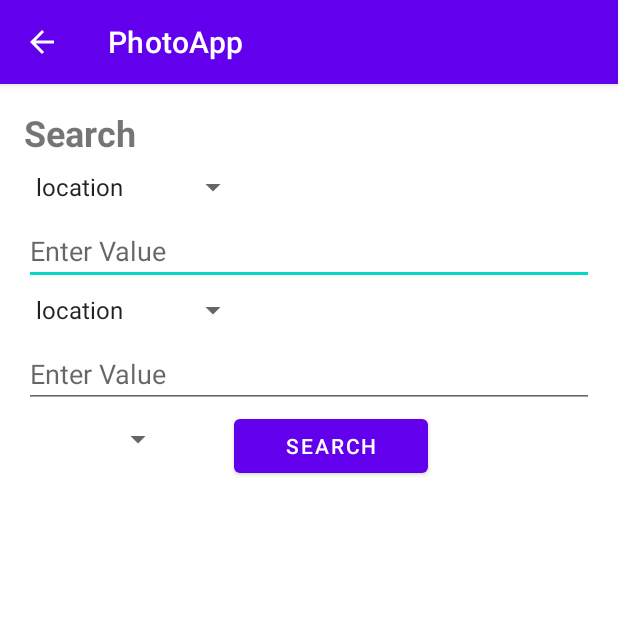
After one commit to NoHaxJustCode/PhotoApp, an Android app: the SearchActivity screen opened directly, with no data from a screen before it, on a phone screen of 412 x 824 dp, the top half of it. The commit adds this screen. Run offline under Robolectric (Android 15) with nearby library versions, the phone set to English and light mode, and no system bars.

Commit message:
Pretty Much Finished Everything

```diff
--- a/app/src/main/AndroidManifest.xml
+++ b/app/src/main/AndroidManifest.xml
@@ -29,6 +29,9 @@
         <activity android:name=".SlideshowActivity"
             android:parentActivityName=".AlbumHome"
             android:exported="true" />
+        <activity android:name=".SearchActivity"
+            android:parentActivityName=".AlbumHome"
+            android:exported="true" />
     </application>
 
 </manifest>
--- /dev/null
+++ b/app/src/main/java/com/example/photoapp/SearchActivity.java
@@ -0,0 +1,231 @@
+package com.example.photoapp;
+
+import android.os.Bundle;
+import android.util.Log;
+import android.view.View;
+import android.widget.AdapterView;
+import android.widget.ArrayAdapter;
+import android.widget.AutoCompleteTextView;
+import android.widget.Button;
+import android.widget.ListView;
+import android.widget.SearchView;
+import android.widget.Spinner;
+import android.widget.Toast;
+
+import androidx.appcompat.app.ActionBar;
+import androidx.appcompat.app.AppCompatActivity;
+
+import com.example.photoapp.model.Album;
+import com.example.photoapp.model.Photo;
+import com.example.photoapp.model.PhotoAdapter;
+import com.example.photoapp.model.SaveLoadHandler;
+import com.example.photoapp.model.Tag;
+
+import java.io.File;
+import java.io.FileInputStream;
+import java.io.ObjectInputStream;
+import java.util.ArrayList;
+import java.util.List;
+import java.util.Locale;
+
+public class SearchActivity extends AppCompatActivity implements AdapterView.OnItemSelectedListener {
+
+    private Spinner categorySpinner;
+    private Spinner categorySpinner2;
+    private Spinner criteriaSpinner;
+    private AutoCompleteTextView autoCompleteTextView;
+    private AutoCompleteTextView autoCompleteTextView2;
+    private ListView searchResultListView;
+    private Button searchButton;
+    private PhotoAdapter photoAdapter;
+
+    private ArrayList<String> personValues;
+    private ArrayList<String> locationValues;
+
+    public ArrayAdapter<String> autoCompleteAdapter;
+    public ArrayAdapter<String> autoCompleteAdapter2;
+    private List<Album> albums;
+    private String path;
+
+    @Override
+    protected void onCreate(Bundle savedInstanceState) {
+        super.onCreate(savedInstanceState);
+        setContentView(R.layout.search_photo);
+
+        categorySpinner = findViewById(R.id.search_category_spinner);
+        categorySpinner2 = findViewById(R.id.search_category_spinner2);
+        criteriaSpinner = findViewById(R.id.search_criteria);
+        autoCompleteTextView = findViewById(R.id.search_auto_complete_text_view);
+        autoCompleteTextView2 = findViewById(R.id.search_auto_complete_text_view2);
+        searchResultListView = findViewById(R.id.search_result_list_view);
+        searchButton = findViewById(R.id.searchButton);
+
+        path = this.getApplicationInfo().dataDir + "/data.dat";
+
+        try {
+            FileInputStream fileInputStream = new FileInputStream(path);
+            ObjectInputStream objectInputStream = new ObjectInputStream(fileInputStream);
+            albums = (ArrayList<Album>) objectInputStream.readObject();
+            objectInputStream.close();
+            fileInputStream.close();
+        } catch (Exception exception) {
+            albums = new ArrayList<>();
+        }
+
+        // Set up the category spinner
+        List<String> tagTypes = new ArrayList<>();
+        tagTypes.add("location");
+        tagTypes.add("person");
+        ArrayAdapter<String> tagAdapter = new ArrayAdapter<>(this,
+                android.R.layout.simple_spinner_item, tagTypes);
+        tagAdapter.setDropDownViewResource(android.R.layout.simple_spinner_dropdown_item);
+        categorySpinner.setAdapter(tagAdapter);
+        categorySpinner2.setAdapter(tagAdapter);
+
+        List<String> criteria = new ArrayList<>();
+        criteria.add("");
+        criteria.add("and");
+        criteria.add("or");
+        ArrayAdapter<String> tagAdapter2 = new ArrayAdapter<>(this,
+                android.R.layout.simple_spinner_item, criteria);
+        tagAdapter2.setDropDownViewResource(android.R.layout.simple_spinner_dropdown_item);
+        criteriaSpinner.setAdapter(tagAdapter2);
+
+        // Set up the auto complete text view
+        personValues = new ArrayList<>();
+        locationValues = new ArrayList<>();
+        for(Album a : albums) {
+            for(Photo p : a.getPhotos()) {
+                for(Tag t : p.getTags()) {
+                    if(t.getType().equalsIgnoreCase("person") && !personValues.contains(t.getValue())) {
+                        personValues.add(t.getValue());
+                    }
+                    else {
+                        if(!locationValues.contains(t.getValue()))
+                            locationValues.add(t.getValue());
+                    }
+                }
+            }
+        }
+        autoCompleteAdapter = new ArrayAdapter<>(this,
+                android.R.layout.simple_dropdown_item_1line, locationValues);
+        autoCompleteTextView.setAdapter(autoCompleteAdapter);
+        autoCompleteTextView.setThreshold(1);
+        autoCompleteAdapter2 = new ArrayAdapter<>(this,
+                android.R.layout.simple_dropdown_item_1line, locationValues);
+        autoCompleteTextView2.setAdapter(autoCompleteAdapter2);
+        autoCompleteTextView2.setThreshold(1);
+
+        // Add listener to update the autoCompleteAdapter based on the selected category
+        categorySpinner.setOnItemSelectedListener(new AdapterView.OnItemSelectedListener() {
+            @Override
+            public void onItemSelected(AdapterView<?> parent, View view, int position, long id) {
+                String selectedCategory = parent.getItemAtPosition(position).toString();
+                if (selectedCategory.equalsIgnoreCase("person")) {
+                    autoCompleteAdapter = new ArrayAdapter<>(SearchActivity.this,
+                            android.R.layout.simple_dropdown_item_1line, personValues);
+                } else {
+                    autoCompleteAdapter = new ArrayAdapter<>(SearchActivity.this,
+                            android.R.layout.simple_dropdown_item_1line, locationValues);
+                }
+                autoCompleteTextView.setAdapter(autoCompleteAdapter);
+            }
+
+            @Override
+            public void onNothingSelected(AdapterView<?> parent) {
+                // do nothing
+            }
+        });
+
+        categorySpinner2.setOnItemSelectedListener(new AdapterView.OnItemSelectedListener() {
+            @Override
+            public void onItemSelected(AdapterView<?> parent, View view, int position, long id) {
+                String selectedCategory = parent.getItemAtPosition(position).toString();
+                if (selectedCategory.equalsIgnoreCase("person")) {
+                    autoCompleteAdapter2 = new ArrayAdapter<>(SearchActivity.this,
+                            android.R.layout.simple_dropdown_item_1line, personValues);
+                } else {
+                    autoCompleteAdapter2 = new ArrayAdapter<>(SearchActivity.this,
+                            android.R.layout.simple_dropdown_item_1line, locationValues);
+                }
+                autoCompleteTextView2.setAdapter(autoCompleteAdapter2);
+            }
+
+            @Override
+            public void onNothingSelected(AdapterView<?> parent) {
+                // do nothing
+            }
+        });
+
+        searchButton.setOnClickListener(new View.OnClickListener() {
+            @Override
+            public void onClick(View view) {
+                searchPhotos();
+            }
+        });
+
+        // Set up the search result list view
+        photoAdapter = new PhotoAdapter(this, new ArrayList<Photo>(), path, albums);
+        searchResultListView.setAdapter(photoAdapter);
+    }
+
+
+    private void searchPhotos() {
+        String value = autoCompleteTextView.getText().toString().trim().toLowerCase();
+        String value2 = autoCompleteTextView2.getText().toString().trim().toLowerCase();
+        String criteria = criteriaSpinner.getSelectedItem().toString();
+
+        if(!value.isEmpty() && !value2.isEmpty()) {
+            if(criteria.equalsIgnoreCase("and")) {
+                List<Photo> matchingPhotos = new ArrayList<>();
+                for (Album album : albums) {
+                    for (Photo photo : album.getPhotos()) {
+                        if(photo.hasTag(categorySpinner.getSelectedItem().toString(), value) && photo.hasTag(categorySpinner2.getSelectedItem().toString(), value2))
+                        {
+                            matchingPhotos.add(photo);
+                        }
+                    }
+                }
+                photoAdapter.clear();
+                photoAdapter.addAll(matchingPhotos);
+            }
+            else {
+                List<Photo> matchingPhotos = new ArrayList<>();
+                for (Album album : albums) {
+                    for (Photo photo : album.getPhotos()) {
+                        if(photo.hasTag(categorySpinner.getSelectedItem().toString(), value) || photo.hasTag(categorySpinner2.getSelectedItem().toString(), value2))
+                        {
+                            matchingPhotos.add(photo);
+                        }
+                    }
+                }
+                photoAdapter.clear();
+                photoAdapter.addAll(matchingPhotos);
+            }
+        }
+        if (!value.isEmpty() && criteriaSpinner.getSelectedItem().toString().equals("")) {
+            List<Photo> matchingPhotos = new ArrayList<>();
+            for (Album album : albums) {
+                for (Photo photo : album.getPhotos()) {
+                    if(photo.hasTag(categorySpinner.getSelectedItem().toString(), value))
+                    {
+                        matchingPhotos.add(photo);
+                    }
+                }
+            }
+            photoAdapter.clear();
+            photoAdapter.addAll(matchingPhotos);
+        }
+    }
+
+
+    @Override
+    public void onItemSelected(AdapterView<?> parent, View view, int position, long id) {
+
+    }
+
+    @Override
+    public void onNothingSelected(AdapterView<?> parent) {
+        // Do nothing
+    }
+}
--- a/app/src/main/java/com/example/photoapp/model/PhotoAdapter.java
+++ b/app/src/main/java/com/example/photoapp/model/PhotoAdapter.java
@@ -13,6 +13,7 @@ import android.widget.ImageView;
 
 import com.example.photoapp.PhotoActivity;
 import com.example.photoapp.R;
+import com.example.photoapp.SearchActivity;
 
 import java.util.ArrayList;
 import java.util.List;
@@ -24,12 +25,22 @@ public class PhotoAdapter extends BaseAdapter {
     private List<Album> albums;
     private int currAlbum;
 
+    private boolean belongsToSearch;
     public PhotoAdapter(Context context, int currAlbum, String path, List<Album> albums) {
         this.context = context;
         this.currAlbum = currAlbum;
         this.photos = albums.get(currAlbum).getPhotos();
         this.path = path;
         this.albums = albums;
+        belongsToSearch = false;
+    }
+
+    public PhotoAdapter(Context context, ArrayList<Photo> photos, String path, List<Album> albums) {
+        this.context=context;
+        this.path=path;
+        this.photos=photos;
+        this.albums = albums;
+        belongsToSearch = true;
     }
 
     @Override
@@ -49,6 +60,7 @@ public class PhotoAdapter extends BaseAdapter {
 
     @Override
     public View getView(int position, View convertView, ViewGroup parent) {
+        if(!belongsToSearch) {
             View view = convertView;
             if (view == null) {
                 view = LayoutInflater.from(context).inflate(R.layout.photo_item, parent, false);
@@ -72,6 +84,20 @@ public class PhotoAdapter extends BaseAdapter {
 
             return view;
         }
+        else {
+            View view = convertView;
+            if (view == null) {
+                view = LayoutInflater.from(context).inflate(R.layout.search_photo_item, parent, false);
+            }
+
+            ImageView imageView = view.findViewById(R.id.image_view);
+
+            Bitmap bitmap = photos.get(position).getBitmap();
+            imageView.setImageBitmap(bitmap);
+
+            return view;
+        }
+    }
 
     public void openPhoto(int position) {
         Intent intent = new Intent(context, PhotoActivity.class);
@@ -85,4 +111,15 @@ public class PhotoAdapter extends BaseAdapter {
         photos.remove(position);
         SaveLoadHandler.saveData(albums, path);
     }
+
+    public void clear() {
+        photos.clear();
+        notifyDataSetChanged();
     }
+
+    public void addAll(List<Photo> matchingPhotos) {
+        photos.addAll(matchingPhotos);
+        notifyDataSetChanged();
+    }
+
+}
--- /dev/null
+++ b/app/src/main/res/layout/search_photo.xml
@@ -0,0 +1,87 @@
+<?xml version="1.0" encoding="utf-8"?>
+<RelativeLayout xmlns:android="http://schemas.android.com/apk/res/android"
+    android:layout_width="match_parent"
+    android:layout_height="match_parent">
+
+    <TextView
+        android:id="@+id/search_text_view"
+        android:layout_width="wrap_content"
+        android:layout_height="wrap_content"
+        android:text="Search"
+        android:textSize="24sp"
+        android:textStyle="bold"
+        android:layout_marginTop="16dp"
+        android:layout_marginStart="16dp"
+        android:layout_marginEnd="16dp"/>
+
+    <Spinner
+        android:id="@+id/search_category_spinner"
+        android:layout_width="150dp"
+        android:layout_height="wrap_content"
+        android:layout_below="@+id/search_text_view"
+        android:layout_marginTop="8dp"
+        android:layout_marginStart="16dp"
+        android:layout_marginEnd="16dp"
+        android:spinnerMode="dropdown" />
+
+    <AutoCompleteTextView
+        android:id="@+id/search_auto_complete_text_view"
+        android:layout_width="match_parent"
+        android:layout_height="wrap_content"
+        android:layout_below="@+id/search_category_spinner"
+        android:layout_marginTop="8dp"
+        android:layout_marginStart="16dp"
+        android:layout_marginEnd="16dp"
+        android:hint="Enter Value"/>
+
+    <Spinner
+        android:id="@+id/search_category_spinner2"
+        android:layout_width="150dp"
+        android:layout_height="wrap_content"
+        android:layout_below="@+id/search_text_view"
+        android:layout_marginStart="16dp"
+        android:layout_marginTop="90dp"
+        android:layout_marginEnd="16dp"
+        android:spinnerMode="dropdown" />
+
+    <AutoCompleteTextView
+        android:id="@+id/search_auto_complete_text_view2"
+        android:layout_width="match_parent"
+        android:layout_height="wrap_content"
+        android:layout_below="@+id/search_category_spinner"
+        android:layout_marginStart="16dp"
+        android:layout_marginTop="90dp"
+        android:layout_marginEnd="16dp"
+        android:hint="Enter Value" />
+
+    <Spinner
+        android:id="@+id/search_criteria"
+        android:layout_width="100dp"
+        android:layout_height="wrap_content"
+        android:layout_below="@+id/search_text_view"
+        android:layout_marginStart="16dp"
+        android:layout_marginTop="176dp"
+        android:layout_marginEnd="16dp"
+        android:spinnerMode="dropdown" />
+
+    <ListView
+        android:id="@+id/search_result_list_view"
+        android:layout_width="match_parent"
+        android:layout_height="451dp"
+        android:layout_below="@+id/search_auto_complete_text_view"
+        android:layout_marginTop="146dp"
+        android:divider="@android:color/transparent"
+        android:dividerHeight="8dp"
+        android:padding="8dp" />
+
+    <Button
+        android:id="@+id/searchButton"
+        android:layout_width="129dp"
+        android:layout_height="wrap_content"
+        android:layout_alignBottom="@+id/search_auto_complete_text_view2"
+        android:layout_marginStart="24dp"
+        android:layout_marginBottom="-49dp"
+        android:layout_toEndOf="@+id/search_criteria"
+        android:text="Search" />
+
+</RelativeLayout>
```
Also changed, not shown: app/src/main/java/com/example/photoapp/MainActivity.java (+11 -1 lines), app/src/main/java/com/example/photoapp/model/Photo.java (+23 -0 lines), app/src/main/res/layout/search_photo_item.xml (added, +13 -0 lines). Lines whose indentation alone changed are shown as unchanged.
